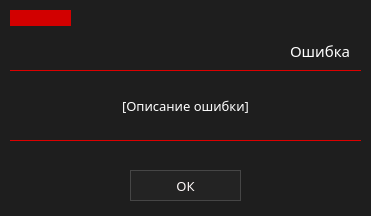
The window that ui/warningWin.ui (marginalprog/git_pcconf) describes before a commit, drawn with Qt 5.
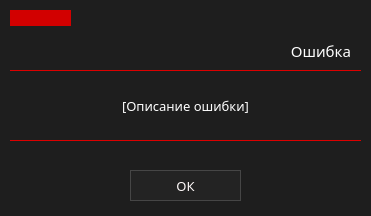
The same window after the commit. Icons and pictures are not drawn.

Diff of the .ui file:
```diff
--- a/ui/warningWin.ui
+++ b/ui/warningWin.ui
@@ -46,9 +46,9 @@
   <widget class="QLabel" name="lbErr">
    <property name="geometry">
     <rect>
-     <x>290</x>
+     <x>250</x>
      <y>40</y>
-     <width>71</width>
+     <width>101</width>
      <height>21</height>
     </rect>
    </property>
@@ -64,6 +64,9 @@
    <property name="text">
     <string>Ошибка</string>
    </property>
+   <property name="alignment">
+    <set>Qt::AlignRight|Qt::AlignTrailing|Qt::AlignVCenter</set>
+   </property>
   </widget>
   <widget class="QLabel" name="lbErrDescription">
    <property name="geometry">
```
